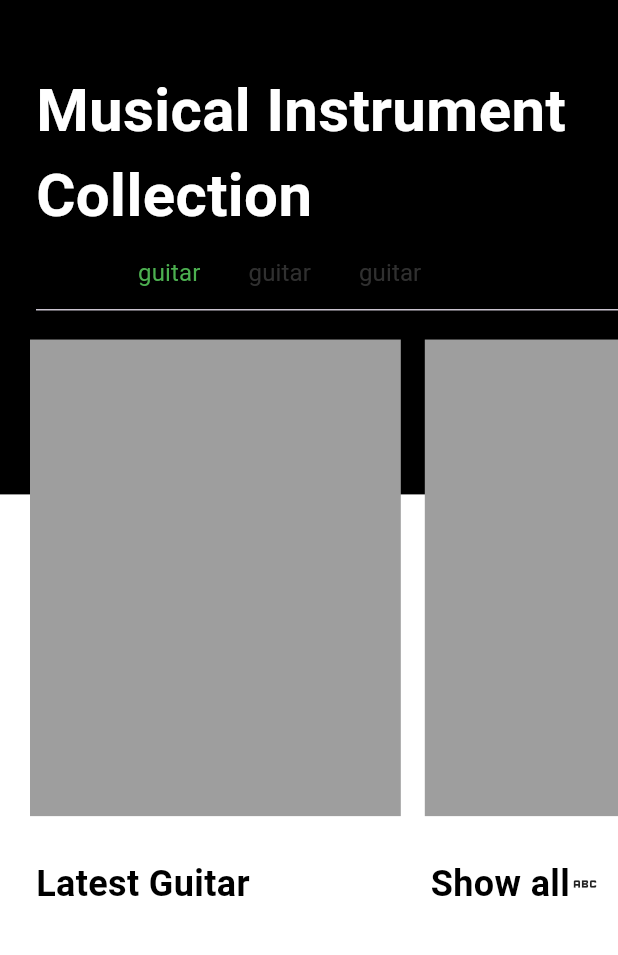
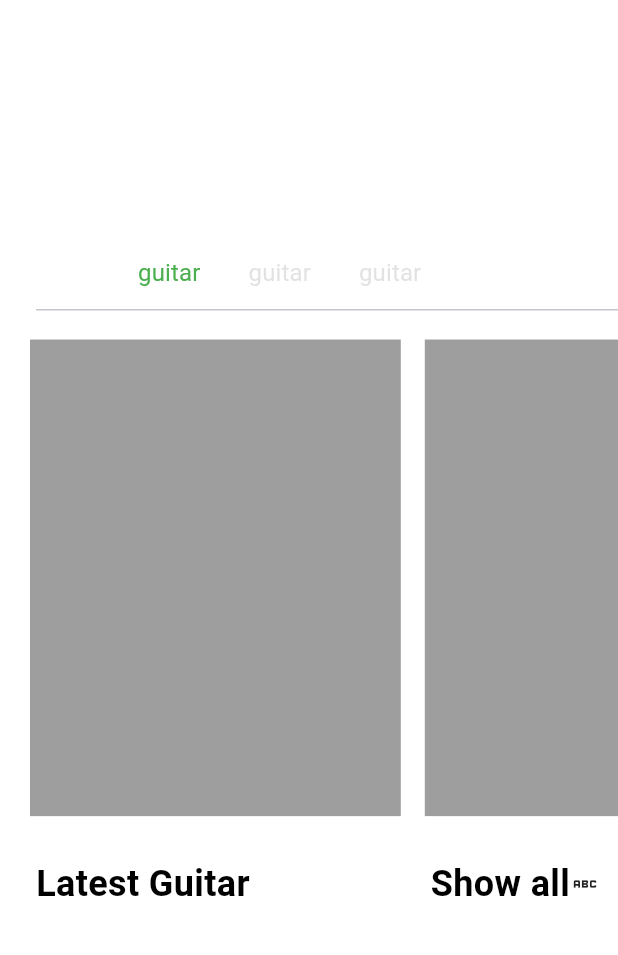
Before and after one commit to Swbhaav/Flutter-project, a Flutter app: the MainPage screen opened by its route, on a phone screen of 412 x 824 dp, the part 84-1039 px from its top. Run offline on Flutter 3.47's test engine with Material 3 defaults, Android fonts, the phone set to English and light mode, and no system bars; our stand-ins replace firebase_auth, firebase_core, firebase_storage, flutter_svg, get, iconsax and 2 more; accounts and stored records are empty.

Commit message:
hello soyuz

```diff
--- a/lib/Pages/home_page.dart
+++ b/lib/Pages/home_page.dart
@@ -27,14 +27,15 @@ class _HomePageState extends State<HomePage> with TickerProviderStateMixin{
       ),
 
 
-      body: SizedBox(
+      body: ListView(
+        children: [
+          SizedBox(
             height: MediaQuery.of(context).size.height,
             child: Stack(
               children: [
                 Container(
                   padding: EdgeInsets.fromLTRB(16, 45, 0, 0),
                   height: MediaQuery.of(context).size.height*0.4,
-              color: Colors.black,
                   child: Container(
                     padding: EdgeInsets.only(left: 8, bottom: 15),
                     width: MediaQuery.of(context).size.width,
@@ -147,6 +148,8 @@ class _HomePageState extends State<HomePage> with TickerProviderStateMixin{
               ],
             ),
           ),
+        ],
+      ),
     );
   }
 }
--- a/lib/app.dart
+++ b/lib/app.dart
@@ -3,10 +3,8 @@ import 'package:flutter/material.dart';
 import 'package:vadhyantram/login/login_page.dart';
 import 'package:vadhyantram/login/signup.dart';
 import 'package:vadhyantram/on_boarding_screens/onboarding.dart';
+import 'package:vadhyantram/profilePage/edit_profile_page.dart';
 import 'package:vadhyantram/utils/Theme/theme.dart';
-
-import 'Pages/app_routes.dart';
-import 'Pages/edit_profile_page.dart';
 import 'Pages/home_page.dart';
 import 'main_page.dart';
 
@@ -32,6 +30,7 @@ class App extends StatelessWidget {
       '/mainApp': (context) => App(),
       '/main': (context) => MainPage(),
       '/Homepage': (context) => HomePage(),
+      '/editProfilePage': (context) => EditProfilePage(),
     },
     );
   }
--- a/lib/login/login_page.dart
+++ b/lib/login/login_page.dart
@@ -1,7 +1,6 @@
 import 'package:flutter/material.dart';
 import 'package:get/get.dart';
 import 'package:iconsax/iconsax.dart';
-import 'package:vadhyantram/Pages/app_routes.dart';
 import 'package:vadhyantram/login/signup.dart';
 import '../controllers/login_controller.dart';
 import '../utils/constants/colors.dart';
--- a/lib/main_page.dart
+++ b/lib/main_page.dart
@@ -3,7 +3,7 @@ import 'package:flutter_svg/svg.dart';
 import 'package:vadhyantram/Pages/home_page.dart';
 import 'package:vadhyantram/utils/constants/colors.dart';
 
-import 'login/profilePage/profile_page.dart';
+import 'profilePage/profile_page.dart';
 
 class MainPage extends StatefulWidget {
   const MainPage({super.key});
@@ -17,7 +17,7 @@ class _MainPageState extends State<MainPage> {
   @override
   Widget build(BuildContext context) {
     return Scaffold(
-      backgroundColor: Colors.white,
+      backgroundColor: VColors.boarderSecondary,
       body: pages[currentIndex],
       bottomNavigationBar: BottomNavigationBar(
         items: [
--- a/lib/login/profilePage/profile_page.dart
+++ b/lib/profilePage/profile_page.dart
@@ -18,7 +18,7 @@ class ProfilePage extends StatelessWidget {
             onSelected: (value){
               switch (value){
                 case ProfileMenu.edit:
-                  Navigator.of(context).pushReplacementNamed('/EditProfilePage');
+                  Navigator.of(context).pushReplacementNamed('/editProfilePage');
                   break;
                 case ProfileMenu.logout:
                   print('Logout');
--- a/pubspec.yaml
+++ b/pubspec.yaml
@@ -44,6 +44,10 @@ dependencies:
   firebase_auth: ^4.17.8
   firebase_storage: ^11.6.9
   shared_preferences: ^2.2.3
+  intl: ^0.19.0
+  image_picker: ^1.0.8
+
+
 
 
 dev_dependencies:
```
Also changed, not shown: lib/Pages/app_routes.dart (deleted, +0 -20 lines), lib/service/firebase_storage_service.dart (added, +36 -0 lines), lib/profilePage/edit_profile_page.dart (renamed from lib/Pages/edit_profile_page.dart), pubspec.lock, 5 other files. Lines whose indentation alone changed are shown as unchanged.
